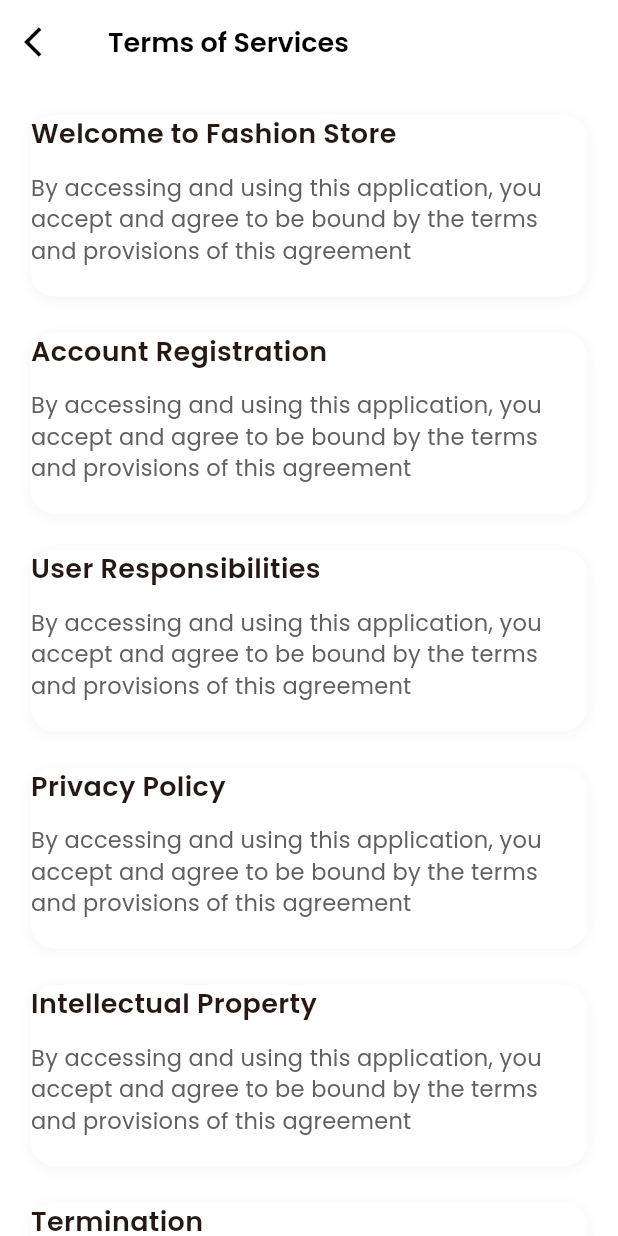
After one commit to Shadrach01/ecommerce_app, a Flutter app: the TermsOfServiceScreen screen opened directly, on a phone screen of 412 x 824 dp. The commit adds this screen. Run offline on Flutter 3.47's test engine with Material 3 defaults, Android fonts, the phone set to English and light mode, and no system bars; our stand-ins replace get, get_storage, google_fonts, share_plus; accounts and stored records are empty.

Commit message:
done with terms of service screen

```diff
--- a/lib/features/settings_screen.dart
+++ b/lib/features/settings_screen.dart
@@ -1,5 +1,6 @@
 import 'package:ecommerce_app/controllers/theme_controller.dart';
 import 'package:ecommerce_app/features/privacy%20policy/views/screens/privacy_policy_screen.dart';
+import 'package:ecommerce_app/features/terms%20of%20service/view/screens/terms_of_service_screen.dart';
 import 'package:ecommerce_app/utils/app_textstyles.dart';
 import 'package:flutter/material.dart';
 import 'package:get/get.dart';
@@ -61,14 +62,18 @@ class SettingsScreen extends StatelessWidget {
                 'Privacy Policy',
                 'View our privacy policy',
                 Icons.privacy_tip_outlined,
-                onTap: () =>
-                    Get.to(() => PrivacyPolicyScreen()),
+                onTap: () => Get.to(
+                  () => const PrivacyPolicyScreen(),
+                ),
               ),
               _buildNavigationTile(
                 context,
                 'Terms of Service',
                 'Read our terms o service',
                 Icons.description_outlined,
+                onTap: () => Get.to(
+                  () => const TermsOfServiceScreen(),
+                ),
               ),
             ]),
 
--- /dev/null
+++ b/lib/features/terms of service/view/screens/terms_of_service_screen.dart
@@ -0,0 +1,90 @@
+import 'package:ecommerce_app/features/privacy%20policy/views/widgets/info_section.dart';
+import 'package:ecommerce_app/utils/app_textstyles.dart';
+import 'package:flutter/material.dart';
+import 'package:get/get.dart';
+
+class TermsOfServiceScreen extends StatelessWidget {
+  const TermsOfServiceScreen({super.key});
+
+  @override
+  Widget build(BuildContext context) {
+    final isDark =
+        Theme.of(context).brightness == Brightness.dark;
+    final screenSize = MediaQuery.of(context).size;
+
+    return Scaffold(
+      backgroundColor: Theme.of(
+        context,
+      ).scaffoldBackgroundColor,
+      appBar: AppBar(
+        leading: IconButton(
+          onPressed: () => Get.back(),
+          icon: Icon(
+            Icons.arrow_back_ios,
+            color: isDark ? Colors.white : Colors.black,
+          ),
+        ),
+        title: Text(
+          'Terms of Services',
+          style: AppTextStyles.withColor(
+            AppTextStyles.h3,
+            isDark ? Colors.white : Colors.black,
+          ),
+        ),
+      ),
+
+      body: SingleChildScrollView(
+        child: Container(
+          padding: EdgeInsets.all(screenSize.width * 0.05),
+          child: Column(
+            crossAxisAlignment: CrossAxisAlignment.start,
+            children: [
+              const InfoSection(
+                title: 'Welcome to Fashion Store',
+                content:
+                    'By accessing and using this application, you accept and agree to be bound by the terms and provisions of this agreement',
+              ),
+              const InfoSection(
+                title: 'Account Registration',
+                content:
+                    'By accessing and using this application, you accept and agree to be bound by the terms and provisions of this agreement',
+              ),
+              const InfoSection(
+                title: 'User Responsibilities',
+                content:
+                    'By accessing and using this application, you accept and agree to be bound by the terms and provisions of this agreement',
+              ),
+              const InfoSection(
+                title: 'Privacy Policy',
+                content:
+                    'By accessing and using this application, you accept and agree to be bound by the terms and provisions of this agreement',
+              ),
+              const InfoSection(
+                title: 'Intellectual Property',
+                content:
+                    'By accessing and using this application, you accept and agree to be bound by the terms and provisions of this agreement',
+              ),
+              const InfoSection(
+                title: 'Termination',
+                content:
+                    'By accessing and using this application, you accept and agree to be bound by the terms and provisions of this agreement',
+              ),
+
+              const SizedBox(height: 24),
+
+              Text(
+                'Last Updated: March 2024',
+                style: AppTextStyles.withColor(
+                  AppTextStyles.bodySmall,
+                  isDark
+                      ? Colors.grey[400]!
+                      : Colors.grey[600]!,
+                ),
+              ),
+            ],
+          ),
+        ),
+      ),
+    );
+  }
+}
```
